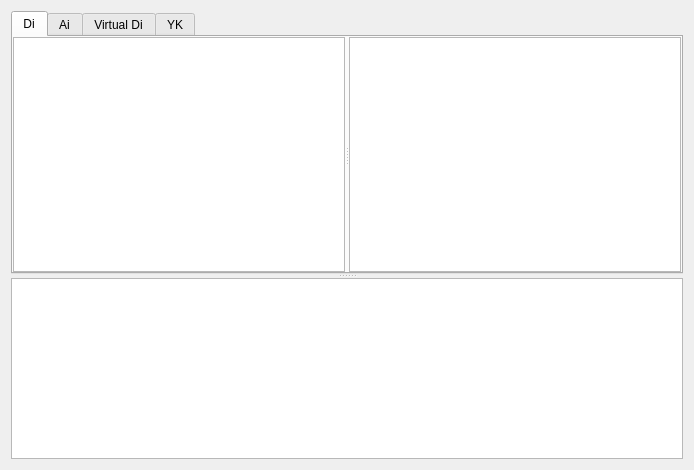
First picture: the form in ProtocolTools/ui/cdtworkwidget.ui, repository CGinMax/ProtocolTools, before the edit.
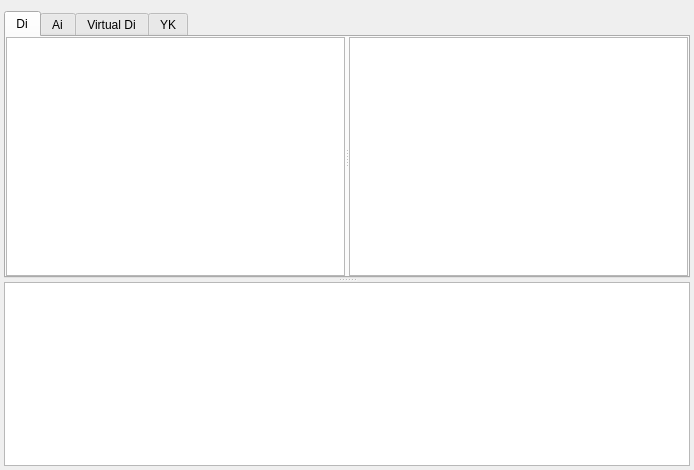
Second picture: the form after the edit.

```diff
--- a/ProtocolTools/ui/cdtworkwidget.ui
+++ b/ProtocolTools/ui/cdtworkwidget.ui
@@ -14,6 +14,15 @@
    <string>Form</string>
   </property>
   <layout class="QVBoxLayout" name="verticalLayout_6">
+   <property name="leftMargin">
+    <number>4</number>
+   </property>
+   <property name="rightMargin">
+    <number>4</number>
+   </property>
+   <property name="bottomMargin">
+    <number>4</number>
+   </property>
    <item>
     <widget class="QSplitter" name="vecSplitter">
      <property name="orientation">
```
